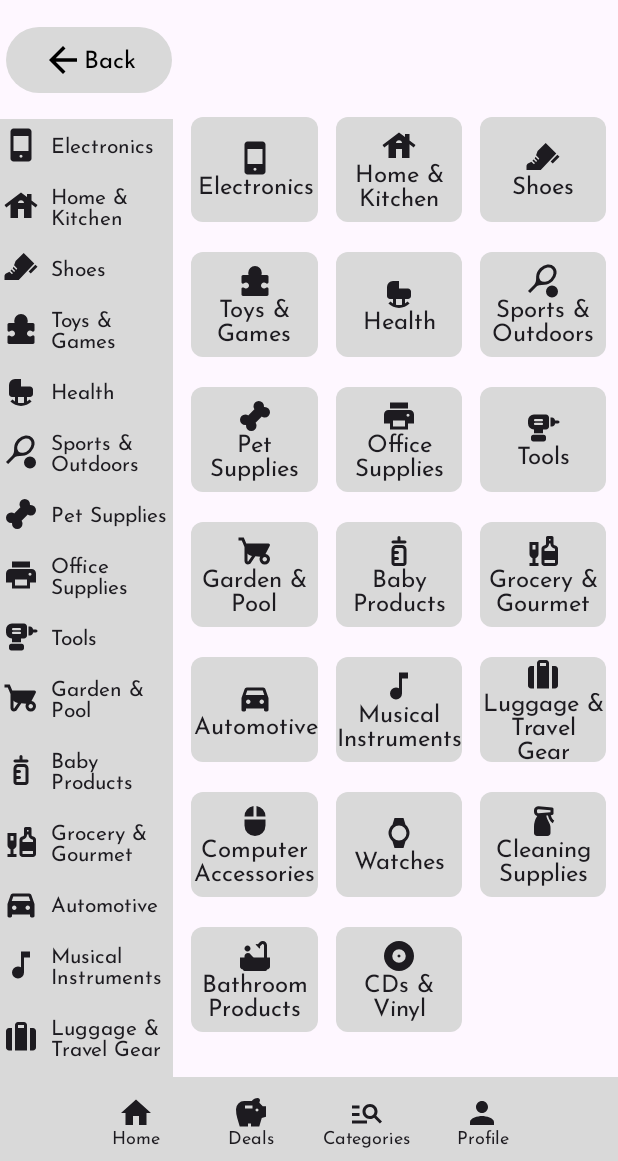
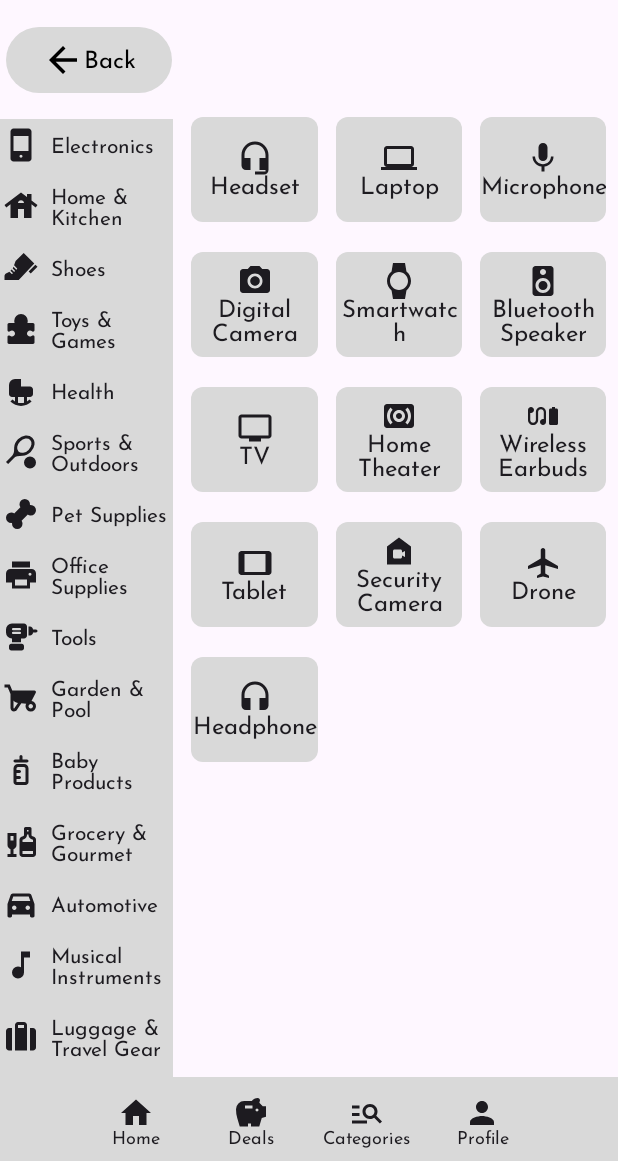
Before and after one commit to Joa0DeL1ma/Best_Of, an Android app built with Jetpack Compose: the screen it shows after launch (MainActivity), on a phone screen of 412 x 824 dp, the part 75-1236 px from its top. Run offline under Robolectric (Android 15) with nearby library versions, the phone set to English and light mode, and no system bars.

Commit message:
Products list

```diff
--- a/app/src/main/java/com/example/bestof/modules/categories/model/CategoriesItemsList.kt
+++ b/app/src/main/java/com/example/bestof/modules/categories/model/CategoriesItemsList.kt
@@ -28,27 +28,19 @@ val categoriesList = listOf(
 )
 
 val electronicsList = listOf(
-    CategoriesItems(R.drawable.ic_electronics, "Headset"),
-    CategoriesItems(R.drawable.ic_home_kitchen, "Laptop"),
-    CategoriesItems(R.drawable.ic_beauty_care, "Microphone"),
-    CategoriesItems(R.drawable.ic_shoes_jewelry, "Digital Camera"),
-    CategoriesItems(R.drawable.ic_toys_games, "Smart Watch"),
-    CategoriesItems(R.drawable.ic_health_baby_care, "Portable Speaker"),
-    CategoriesItems(R.drawable.ic_cell_accessories, "TV"),
-    CategoriesItems(R.drawable.ic_sports_outdoors, "Home Theater"),
-    CategoriesItems(R.drawable.ic_pet_supplies, "Earbud"),
-    CategoriesItems(R.drawable.ic_office, "Tablet"),
-    CategoriesItems(R.drawable.ic_tools, "Security Camera"),
-    CategoriesItems(R.drawable.ic_baby_products, "Drone"),
-    CategoriesItems(R.drawable.ic_grocery_gourmet, "Grocery & Gourmet"),
-    CategoriesItems(R.drawable.ic_automotive, "Automotive"),
-    CategoriesItems(R.drawable.ic_musical_instruments, "Musical Instruments"),
-    CategoriesItems(R.drawable.ic_luggage, "Luggage & Travel Gear"),
-    CategoriesItems(R.drawable.ic_computer_accessories, "Computer Accessories"),
-    CategoriesItems(R.drawable.ic_watches, "Watches"),
-    CategoriesItems(R.drawable.ic_cleaning_supplies, "Cleaning Supplies"),
-    CategoriesItems(R.drawable.ic_bathroom, "Bathroom Products"),
-    CategoriesItems(R.drawable.ic_cd_vinyl, "CDs & Vinyl"),
+    CategoriesItems(R.drawable.ic_headset, "Headset"),
+    CategoriesItems(R.drawable.ic_laptop, "Laptop"),
+    CategoriesItems(R.drawable.ic_microphone, "Microphone"),
+    CategoriesItems(R.drawable.ic_digital_camera, "Digital Camera"),
+    CategoriesItems(R.drawable.ic_smartwatch, "Smartwatch"),
+    CategoriesItems(R.drawable.ic_bluetooth_speaker, "Bluetooth Speaker"),
+    CategoriesItems(R.drawable.ic_tv, "TV"),
+    CategoriesItems(R.drawable.ic_home_theather, "Home Theater"),
+    CategoriesItems(R.drawable.ic_earbuds, "Wireless Earbuds"),
+    CategoriesItems(R.drawable.ic_tablet, "Tablet"),
+    CategoriesItems(R.drawable.ic_security_camera, "Security Camera"),
+    CategoriesItems(R.drawable.ic_drone, "Drone"),
+    CategoriesItems(R.drawable.ic_headphone, "Headphone"),
 )
 
 val computerAccessoriesList = listOf(
@@ -58,10 +50,11 @@ val computerAccessoriesList = listOf(
     CategoriesItems(R.drawable.ic_electronics, "Webcam"),
     CategoriesItems(R.drawable.ic_electronics, "Mouse Pad"),
     CategoriesItems(R.drawable.ic_electronics, "Headset"),
-    CategoriesItems(R.drawable.ic_electronics, "Headset"),
-    CategoriesItems(R.drawable.ic_electronics, "Headset"),
+    CategoriesItems(R.drawable.ic_electronics, "External Hard Drive"),
+    CategoriesItems(R.drawable.ic_electronics, "USB Flash Drive"),
+    CategoriesItems(R.drawable.ic_electronics, "Monitor Stand"),
 )
-//
+
 val homeKitchenList = listOf(
     CategoriesItems(R.drawable.ic_fashion, "Cleaning Robot"),
     CategoriesItems(R.drawable.ic_garden, "Action Camera"),
@@ -69,17 +62,21 @@ val homeKitchenList = listOf(
     CategoriesItems(R.drawable.ic_electronics, "Smart Locker"),
     CategoriesItems(R.drawable.ic_electronics, "Air Fryer"),
     CategoriesItems(R.drawable.ic_electronics, "Blender"),
+    CategoriesItems(R.drawable.ic_electronics, "Vacuum Cleaner"),
+    CategoriesItems(R.drawable.ic_electronics, "Kitchen Utensil Set"),
     CategoriesItems(R.drawable.ic_electronics, "Coffee Machine"),
     CategoriesItems(R.drawable.ic_electronics, "Toaster"),
+    CategoriesItems(R.drawable.ic_electronics, "Food Storage"),
     CategoriesItems(R.drawable.ic_electronics, "Grill"),
     CategoriesItems(R.drawable.ic_electronics, "Water Purifier"),
-
     )
 
 val officeSuppliesList = listOf(
     CategoriesItems(R.drawable.ic_fashion, "Printer"),
-    CategoriesItems(R.drawable.ic_garden, "Action Camera"),
     CategoriesItems(R.drawable.ic_electronics, "Projector"),
+    CategoriesItems(R.drawable.ic_fashion, "Pen"),
+    CategoriesItems(R.drawable.ic_garden, "Whiteboard"),
+    CategoriesItems(R.drawable.ic_electronics, "Stapler"),
 )
 
 val musicalInstrumentsList = listOf(
@@ -87,6 +84,10 @@ val musicalInstrumentsList = listOf(
     CategoriesItems(R.drawable.ic_electronics, "Keyboard"),
     CategoriesItems(R.drawable.ic_electronics, "Blowing"),
     CategoriesItems(R.drawable.ic_electronics, "Stage Sound"),
+    CategoriesItems(R.drawable.ic_electronics, "Drum Set"),
+    CategoriesItems(R.drawable.ic_electronics, "Violin"),
+    CategoriesItems(R.drawable.ic_electronics, "Electric Guitar"),
+    CategoriesItems(R.drawable.ic_electronics, "Microphone"),
 )
 
 val ShoesList = listOf(
@@ -94,41 +95,54 @@ val ShoesList = listOf(
     CategoriesItems(R.drawable.ic_electronics, "Sneakers"),
     CategoriesItems(R.drawable.ic_electronics, "Casual"),
     CategoriesItems(R.drawable.ic_electronics, "Sandals"),
-    CategoriesItems(R.drawable.ic_electronics, "Slippers"),
+    CategoriesItems(R.drawable.ic_electronics, "Boots"),
+    CategoriesItems(R.drawable.ic_electronics, "Flip Flops"),
 )
 
 val ToysGamesList = listOf(
     CategoriesItems(R.drawable.ic_electronics, "Puzzle"),
-    CategoriesItems(R.drawable.ic_electronics, "Board Games"),
+    CategoriesItems(R.drawable.ic_electronics, "Building Blocks"),
+    CategoriesItems(R.drawable.ic_electronics, "Action Figures"),
+    CategoriesItems(R.drawable.ic_electronics, "Board Game"),
+    CategoriesItems(R.drawable.ic_electronics, "Dollhouse"),
+    CategoriesItems(R.drawable.ic_electronics, "Remote Control Car"),
 )
 
 val HealthList = listOf(
-    CategoriesItems(R.drawable.ic_electronics, "Laser"),
+    CategoriesItems(R.drawable.ic_electronics, "Face Mask"),
     CategoriesItems(R.drawable.ic_electronics, "Toothpaste"),
     CategoriesItems(R.drawable.ic_electronics, "Toothbrush"),
     CategoriesItems(R.drawable.ic_electronics, "Soap"),
     CategoriesItems(R.drawable.ic_electronics, "Shampoo"),
+    CategoriesItems(R.drawable.ic_electronics, "Vitamins"),
+    CategoriesItems(R.drawable.ic_electronics, "Hand Sanitizer"),
+    CategoriesItems(R.drawable.ic_electronics, "Thermometer"),
+    CategoriesItems(R.drawable.ic_electronics, "First Aid Kit"),
 )
 
 val SportsOutdoorsList = listOf(
-    CategoriesItems(R.drawable.ic_electronics, "Academy"),
-    CategoriesItems(R.drawable.ic_electronics, "Hiking"),
-    CategoriesItems(R.drawable.ic_electronics, "Cyclist"),
-    CategoriesItems(R.drawable.ic_electronics, "Swimming"),
-    CategoriesItems(R.drawable.ic_electronics, "Fighting"),
+    CategoriesItems(R.drawable.ic_electronics, "Yoga Mat"),
+    CategoriesItems(R.drawable.ic_electronics, "Treadmill"),
+    CategoriesItems(R.drawable.ic_electronics, "Bicycle"),
+    CategoriesItems(R.drawable.ic_electronics, "Camping Tent"),
+    CategoriesItems(R.drawable.ic_electronics, "Water Bottle"),
 )
 
 val PetSuppliesList = listOf(
-    CategoriesItems(R.drawable.ic_electronics, "Dog"),
-    CategoriesItems(R.drawable.ic_electronics, "Cat"),
-    CategoriesItems(R.drawable.ic_electronics, "Fish"),
+    CategoriesItems(R.drawable.ic_electronics, "Dog Bed"),
+    CategoriesItems(R.drawable.ic_electronics, "Cat Litter"),
+    CategoriesItems(R.drawable.ic_electronics, "Dog Food"),
+    CategoriesItems(R.drawable.ic_electronics, "Cat Food"),
+    CategoriesItems(R.drawable.ic_electronics, "Grooming Brush"),
+    CategoriesItems(R.drawable.ic_electronics, "Auto Feeder"),
 )
 
 val ToolsList = listOf(
     CategoriesItems(R.drawable.ic_electronics, "Drill"),
     CategoriesItems(R.drawable.ic_electronics, "Screwdriver"),
-    CategoriesItems(R.drawable.ic_electronics, "Portable Staircase"),
+    CategoriesItems(R.drawable.ic_electronics, "Hammer"),
     CategoriesItems(R.drawable.ic_electronics, "Tool Kit"),
+    CategoriesItems(R.drawable.ic_electronics, "Power Saw"),
 )
 
 val GardenPoolList = listOf(
@@ -136,29 +150,79 @@ val GardenPoolList = listOf(
     CategoriesItems(R.drawable.ic_electronics, "Irrigation"),
     CategoriesItems(R.drawable.ic_electronics, "Pressure Washer"),
     CategoriesItems(R.drawable.ic_electronics, "Leaf Blower"),
+    CategoriesItems(R.drawable.ic_electronics, "Garden Hose"),
+    CategoriesItems(R.drawable.ic_electronics, "Outdoor Furniture"),
+    CategoriesItems(R.drawable.ic_electronics, "Pool Floats"),
+    CategoriesItems(R.drawable.ic_electronics, "Pool Cleaner"),
 )
 
 val BabyProductsList = listOf(
-    CategoriesItems(R.drawable.ic_electronics, "Disposable Diaper"),
+    CategoriesItems(R.drawable.ic_electronics, "Diaper"),
     CategoriesItems(R.drawable.ic_electronics, "Baby Monitor"),
     CategoriesItems(R.drawable.ic_electronics, "Baby Wipes"),
     CategoriesItems(R.drawable.ic_electronics, "Baby Bottle"),
-    CategoriesItems(R.drawable.ic_electronics, "Rash Cream"),
+    CategoriesItems(R.drawable.ic_electronics, "Stroller"),
+    CategoriesItems(R.drawable.ic_electronics, "Pacifier"),
+    CategoriesItems(R.drawable.ic_electronics, "High Chair"),
 )
 
 val GroceryGourmetList = listOf(
-    CategoriesItems(R.drawable.ic_electronics, "Coffee"),
+    CategoriesItems(R.drawable.ic_electronics, "Coffee Beans"),
     CategoriesItems(R.drawable.ic_electronics, "Bottled Water"),
     CategoriesItems(R.drawable.ic_electronics, "Healthy Snack"),
     CategoriesItems(R.drawable.ic_electronics, "Condiment"),
     CategoriesItems(R.drawable.ic_electronics, "Energy Drink"),
+    CategoriesItems(R.drawable.ic_electronics, "Olive Oil"),
+    CategoriesItems(R.drawable.ic_electronics, "Pasta"),
+    CategoriesItems(R.drawable.ic_electronics, "Spices"),
+    CategoriesItems(R.drawable.ic_electronics, "Organic Tea"),
 )
 
 val AutomotiveList = listOf(
-    CategoriesItems(R.drawable.ic_electronics, "Windshield Wiper"),
-    CategoriesItems(R.drawable.ic_electronics, "Leather Cleaner"),
-    CategoriesItems(R.drawable.ic_electronics, "Interior Cleaner"),
-    CategoriesItems(R.drawable.ic_electronics, "Cleaning Gel"),
+    CategoriesItems(R.drawable.ic_electronics, "Seat Covers"),
+    CategoriesItems(R.drawable.ic_electronics, "Air Freshener"),
+    CategoriesItems(R.drawable.ic_electronics, "Car Battery Charger"),
+    CategoriesItems(R.drawable.ic_electronics, "Car Phone Mount"),
     CategoriesItems(R.drawable.ic_electronics, "Car Shampoo"),
     CategoriesItems(R.drawable.ic_electronics, "LED Lights"),
 )
+
+val LuggageTravelList = listOf(
+    CategoriesItems(R.drawable.ic_electronics, "Suitcase"),
+    CategoriesItems(R.drawable.ic_electronics, "Travel Backpack"),
+    CategoriesItems(R.drawable.ic_electronics, "Travel Pillow"),
+    CategoriesItems(R.drawable.ic_electronics, "Carry-On Luggage"),
+)
+
+val WatchesList = listOf(
+    CategoriesItems(R.drawable.ic_electronics, "Digital Watch"),
+    CategoriesItems(R.drawable.ic_electronics, "Analog Watch"),
+    CategoriesItems(R.drawable.ic_electronics, "Diving Watch"),
+    CategoriesItems(R.drawable.ic_electronics, "Luxury Watch"),
+)
+
+val CleaningSuppliesList = listOf(
+    CategoriesItems(R.drawable.ic_electronics, "Disinfecting Wipes"),
+    CategoriesItems(R.drawable.ic_electronics, "Laundry Detergent"),
+    CategoriesItems(R.drawable.ic_electronics, "Mop"),
+    CategoriesItems(R.drawable.ic_electronics, "Dish Soap"),
+    CategoriesItems(R.drawable.ic_electronics, "Toilet Cleaner"),
+    CategoriesItems(R.drawable.ic_electronics, "Vacuum Cleaner"),
+)
+
+val BathroomProductsList = listOf(
+    CategoriesItems(R.drawable.ic_electronics, "Shower Curtain"),
+    CategoriesItems(R.drawable.ic_electronics, "Bath Towels"),
+    CategoriesItems(R.drawable.ic_electronics, "Toilet Paper"),
+    CategoriesItems(R.drawable.ic_electronics, "Bathroom Rug"),
+    CategoriesItems(R.drawable.ic_electronics, "Toothbrush Holder"),
+)
+
+val CdVinylList = listOf(
+    CategoriesItems(R.drawable.ic_electronics, "Vinyl Record"),
+    CategoriesItems(R.drawable.ic_electronics, "CD Album"),
+    CategoriesItems(R.drawable.ic_electronics, "Box Set"),
+    CategoriesItems(R.drawable.ic_electronics, "Collector's Edition Vinyl"),
+    CategoriesItems(R.drawable.ic_electronics, "Soundtrack CD"),
+    CategoriesItems(R.drawable.ic_electronics, "Remastered Vinyl"),
+)
--- a/app/src/main/java/com/example/bestof/modules/categories/screens/CategoriesScreen.kt
+++ b/app/src/main/java/com/example/bestof/modules/categories/screens/CategoriesScreen.kt
@@ -40,6 +40,7 @@ import androidx.compose.ui.unit.dp
 import com.example.bestof.R
 import com.example.bestof.modules.cart.widgets.BackButton
 import com.example.bestof.modules.categories.model.categoriesList
+import com.example.bestof.modules.categories.model.electronicsList
 import com.example.bestof.ui.theme.BestOfTheme
 
 @OptIn(ExperimentalMaterial3Api::class)
@@ -110,7 +111,7 @@ fun CategoriesScreen() {
 
 
                 }
-                val rows = categoriesList.chunked(3)
+                val rows = electronicsList.chunked(3)
                     LazyColumn(modifier = Modifier) {
                         item{
                             Spacer(modifier = Modifier.height(70.dp))
--- /dev/null
+++ b/app/src/main/res/drawable/ic_bluetooth_speaker.xml
@@ -0,0 +1,5 @@
+<vector xmlns:android="http://schemas.android.com/apk/res/android" android:height="24dp" android:tint="#000000" android:viewportHeight="24" android:viewportWidth="24" android:width="24dp">
+
+    <path android:fillColor="@android:color/white" android:pathData="M17,2L7,2c-1.1,0 -2,0.9 -2,2v16c0,1.1 0.9,1.99 2,1.99L17,22c1.1,0 2,-0.9 2,-2L19,4c0,-1.1 -0.9,-2 -2,-2zM12,4c1.1,0 2,0.9 2,2s-0.9,2 -2,2c-1.11,0 -2,-0.9 -2,-2s0.89,-2 2,-2zM12,20c-2.76,0 -5,-2.24 -5,-5s2.24,-5 5,-5 5,2.24 5,5 -2.24,5 -5,5zM12,12c-1.66,0 -3,1.34 -3,3s1.34,3 3,3 3,-1.34 3,-3 -1.34,-3 -3,-3z"/>
+
+</vector>
--- /dev/null
+++ b/app/src/main/res/drawable/ic_digital_camera.xml
@@ -0,0 +1,7 @@
+<vector xmlns:android="http://schemas.android.com/apk/res/android" android:height="24dp" android:tint="#000000" android:viewportHeight="24" android:viewportWidth="24" android:width="24dp">
+
+    <path android:fillColor="@android:color/white" android:pathData="M12,12m-3.2,0a3.2,3.2 0,1 1,6.4 0a3.2,3.2 0,1 1,-6.4 0"/>
+
+    <path android:fillColor="@android:color/white" android:pathData="M9,2L7.17,4L4,4c-1.1,0 -2,0.9 -2,2v12c0,1.1 0.9,2 2,2h16c1.1,0 2,-0.9 2,-2L22,6c0,-1.1 -0.9,-2 -2,-2h-3.17L15,2L9,2zM12,17c-2.76,0 -5,-2.24 -5,-5s2.24,-5 5,-5 5,2.24 5,5 -2.24,5 -5,5z"/>
+
+</vector>
--- /dev/null
+++ b/app/src/main/res/drawable/ic_drone.xml
@@ -0,0 +1,5 @@
+<vector xmlns:android="http://schemas.android.com/apk/res/android" android:height="24dp" android:tint="#000000" android:viewportHeight="24" android:viewportWidth="24" android:width="24dp">
+
+    <path android:fillColor="@android:color/white" android:pathData="M22,16v-2l-8.5,-5V3.5C13.5,2.67 12.83,2 12,2s-1.5,0.67 -1.5,1.5V9L2,14v2l8.5,-2.5V19L8,20.5L8,22l4,-1l4,1l0,-1.5L13.5,19v-5.5L22,16z"/>
+
+</vector>
--- /dev/null
+++ b/app/src/main/res/drawable/ic_earbuds.xml
@@ -0,0 +1,7 @@
+<vector xmlns:android="http://schemas.android.com/apk/res/android" android:height="24dp" android:tint="#000000" android:viewportHeight="24" android:viewportWidth="24" android:width="24dp">
+
+    <path android:fillColor="@android:color/white" android:pathData="M21,7h-1V6h-2v1h-1c-0.55,0 -1,0.45 -1,1v9c0,0.55 0.45,1 1,1h4c0.55,0 1,-0.45 1,-1V8C22,7.45 21.55,7 21,7z"/>
+
+    <path android:fillColor="@android:color/white" android:pathData="M10.62,6C8.76,6 7.25,7.51 7.25,9.38v5.25c0,1.04 -0.84,1.88 -1.88,1.88S3.5,15.66 3.5,14.62v-4.7C3.66,9.97 3.83,10 4,10c1.1,0 2,-0.9 2,-2S5.1,6 4,6S2,6.9 2,8c0,0.04 0,6.62 0,6.62C2,16.49 3.51,18 5.38,18s3.38,-1.51 3.38,-3.38V9.38c0,-1.04 0.84,-1.88 1.88,-1.88s1.88,0.84 1.88,1.88v4.7C12.34,14.03 12.17,14 12,14c-1.1,0 -2,0.9 -2,2s0.9,2 2,2s2,-0.9 2,-2c0,-0.04 0,-6.62 0,-6.62C14,7.51 12.49,6 10.62,6z"/>
+
+</vector>
--- /dev/null
+++ b/app/src/main/res/drawable/ic_headphone.xml
@@ -0,0 +1,5 @@
+<vector xmlns:android="http://schemas.android.com/apk/res/android" android:height="24dp" android:tint="#000000" android:viewportHeight="24" android:viewportWidth="24" android:width="24dp">
+
+    <path android:fillColor="@android:color/white" android:pathData="M12,1c-4.97,0 -9,4.03 -9,9v7c0,1.66 1.34,3 3,3h3v-8H5v-2c0,-3.87 3.13,-7 7,-7s7,3.13 7,7v2h-4v8h3c1.66,0 3,-1.34 3,-3v-7c0,-4.97 -4.03,-9 -9,-9z"/>
+
+</vector>
--- /dev/null
+++ b/app/src/main/res/drawable/ic_headset.xml
@@ -0,0 +1,5 @@
+<vector xmlns:android="http://schemas.android.com/apk/res/android" android:height="24dp" android:tint="#000000" android:viewportHeight="24" android:viewportWidth="24" android:width="24dp">
+
+    <path android:fillColor="@android:color/white" android:pathData="M12,1c-4.97,0 -9,4.03 -9,9v7c0,1.66 1.34,3 3,3h3v-8H5v-2c0,-3.87 3.13,-7 7,-7s7,3.13 7,7v2h-4v8h4v1h-7v2h6c1.66,0 3,-1.34 3,-3V10c0,-4.97 -4.03,-9 -9,-9z"/>
+
+</vector>
--- /dev/null
+++ b/app/src/main/res/drawable/ic_home_theather.xml
@@ -0,0 +1,5 @@
+<vector xmlns:android="http://schemas.android.com/apk/res/android" android:height="24dp" android:tint="#000000" android:viewportHeight="24" android:viewportWidth="24" android:width="24dp">
+
+    <path android:fillColor="@android:color/white" android:pathData="M20,4L4,4c-1.1,0 -2,0.9 -2,2v12c0,1.1 0.9,2 2,2h16c1.1,0 2,-0.9 2,-2L22,6c0,-1.1 -0.9,-2 -2,-2zM7.76,16.24l-1.41,1.41C4.78,16.1 4,14.05 4,12c0,-2.05 0.78,-4.1 2.34,-5.66l1.41,1.41C6.59,8.93 6,10.46 6,12s0.59,3.07 1.76,4.24zM12,16c-2.21,0 -4,-1.79 -4,-4s1.79,-4 4,-4 4,1.79 4,4 -1.79,4 -4,4zM17.66,17.66l-1.41,-1.41C17.41,15.07 18,13.54 18,12s-0.59,-3.07 -1.76,-4.24l1.41,-1.41C19.22,7.9 20,9.95 20,12c0,2.05 -0.78,4.1 -2.34,5.66zM12,10c-1.1,0 -2,0.9 -2,2s0.9,2 2,2 2,-0.9 2,-2 -0.9,-2 -2,-2z"/>
+
+</vector>
--- /dev/null
+++ b/app/src/main/res/drawable/ic_laptop.xml
@@ -0,0 +1,5 @@
+<vector xmlns:android="http://schemas.android.com/apk/res/android" android:height="24dp" android:tint="#000000" android:viewportHeight="24" android:viewportWidth="24" android:width="24dp">
+
+    <path android:fillColor="@android:color/white" android:pathData="M20,18c1.1,0 2,-0.9 2,-2V6c0,-1.1 -0.9,-2 -2,-2H4C2.9,4 2,4.9 2,6v10c0,1.1 0.9,2 2,2H0v2h24v-2H20zM4,6h16v10H4V6z"/>
+
+</vector>
--- /dev/null
+++ b/app/src/main/res/drawable/ic_microphone.xml
@@ -0,0 +1,5 @@
+<vector xmlns:android="http://schemas.android.com/apk/res/android" android:height="24dp" android:tint="#000000" android:viewportHeight="24" android:viewportWidth="24" android:width="24dp">
+
+    <path android:fillColor="@android:color/white" android:pathData="M12,14c1.66,0 2.99,-1.34 2.99,-3L15,5c0,-1.66 -1.34,-3 -3,-3S9,3.34 9,5v6c0,1.66 1.34,3 3,3zM17.3,11c0,3 -2.54,5.1 -5.3,5.1S6.7,14 6.7,11L5,11c0,3.41 2.72,6.23 6,6.72L11,21h2v-3.28c3.28,-0.48 6,-3.3 6,-6.72h-1.7z"/>
+
+</vector>
--- /dev/null
+++ b/app/src/main/res/drawable/ic_security_camera.xml
@@ -0,0 +1,5 @@
+<vector xmlns:android="http://schemas.android.com/apk/res/android" android:height="24dp" android:tint="#000000" android:viewportHeight="24" android:viewportWidth="24" android:width="24dp">
+
+    <path android:fillColor="@android:color/white" android:pathData="M12,3L4,9v12h16V9L12,3zM16,16.06L14,15v1c0,0.55 -0.45,1 -1,1H9c-0.55,0 -1,-0.45 -1,-1v-4c0,-0.55 0.45,-1 1,-1h4c0.55,0 1,0.45 1,1v1l2,-1.06V16.06z"/>
+
+</vector>
--- /dev/null
+++ b/app/src/main/res/drawable/ic_smartwatch.xml
@@ -0,0 +1,5 @@
+<vector xmlns:android="http://schemas.android.com/apk/res/android" android:height="24dp" android:tint="#000000" android:viewportHeight="24" android:viewportWidth="24" android:width="24dp">
+
+    <path android:fillColor="@android:color/white" android:pathData="M20,12c0,-2.54 -1.19,-4.81 -3.04,-6.27L16,0H8l-0.95,5.73C5.19,7.19 4,9.45 4,12s1.19,4.81 3.05,6.27L8,24h8l0.96,-5.73C18.81,16.81 20,14.54 20,12zM6,12c0,-3.31 2.69,-6 6,-6s6,2.69 6,6 -2.69,6 -6,6 -6,-2.69 -6,-6z"/>
+
+</vector>
--- /dev/null
+++ b/app/src/main/res/drawable/ic_tablet.xml
@@ -0,0 +1,5 @@
+<vector xmlns:android="http://schemas.android.com/apk/res/android" android:height="24dp" android:tint="#000000" android:viewportHeight="24" android:viewportWidth="24" android:width="24dp">
+
+    <path android:fillColor="@android:color/white" android:pathData="M21,4L3,4c-1.1,0 -2,0.9 -2,2v12c0,1.1 0.9,2 2,2h18c1.1,0 1.99,-0.9 1.99,-2L23,6c0,-1.1 -0.9,-2 -2,-2zM19,18L5,18L5,6h14v12z"/>
+
+</vector>
--- /dev/null
+++ b/app/src/main/res/drawable/ic_tv.xml
@@ -0,0 +1,5 @@
+<vector xmlns:android="http://schemas.android.com/apk/res/android" android:height="24dp" android:tint="#000000" android:viewportHeight="24" android:viewportWidth="24" android:width="24dp">
+
+    <path android:fillColor="@android:color/white" android:pathData="M21,3L3,3c-1.1,0 -2,0.9 -2,2v12c0,1.1 0.9,2 2,2h5v2h8v-2h5c1.1,0 1.99,-0.9 1.99,-2L23,5c0,-1.1 -0.9,-2 -2,-2zM21,17L3,17L3,5h18v12z"/>
+
+</vector>
```
